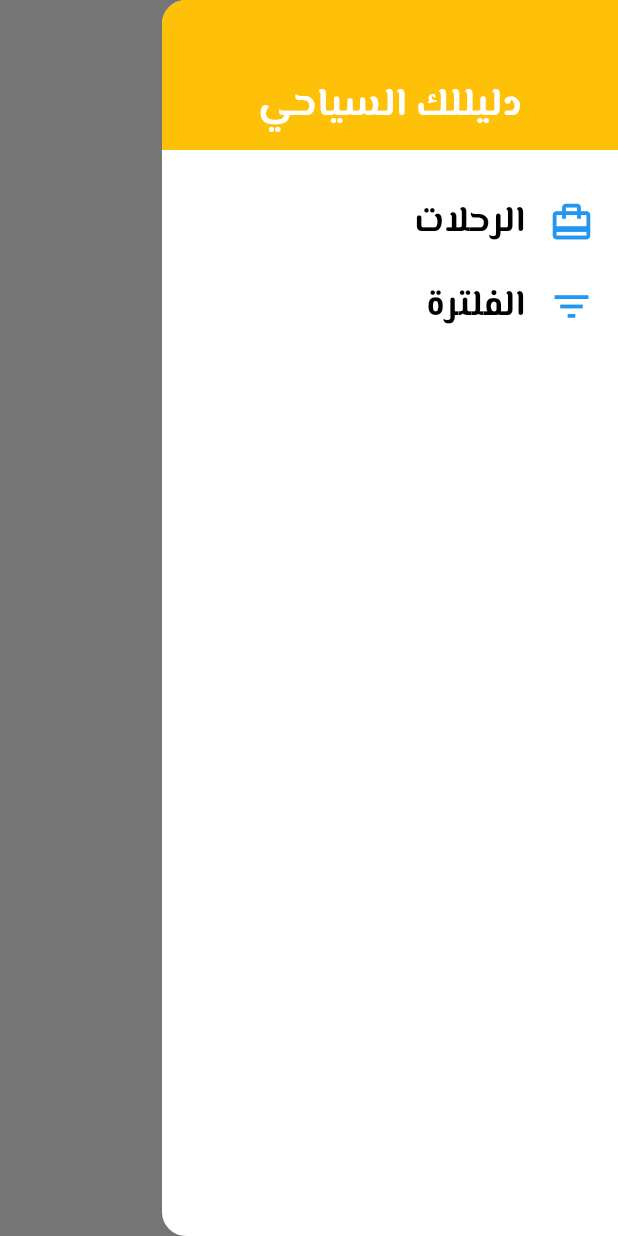
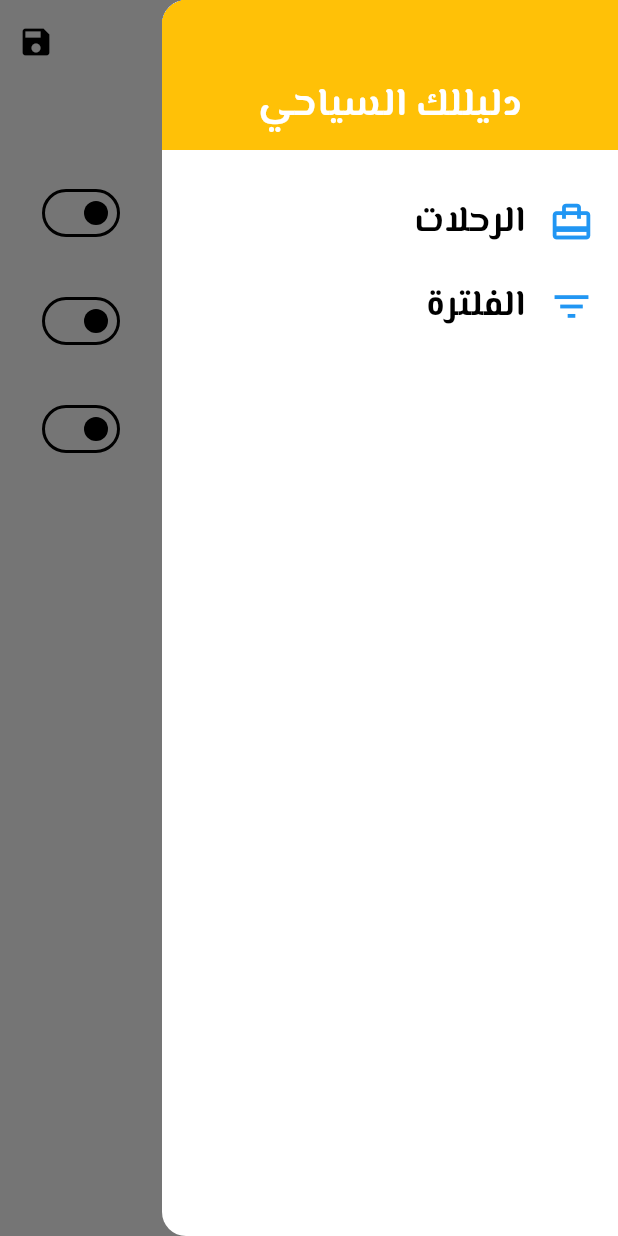
Before and after one commit to Ghaida-jaaisa/traveling_app, a Flutter app: the FiltersScreen screen opened by its route, with the side drawer open, on a phone screen of 412 x 824 dp. Run offline on Flutter 3.47's test engine with Material 3 defaults, Android fonts, the phone set to English and light mode, and no system bars; network calls fail.

Commit message:
filter page done

```diff
--- a/lib/main.dart
+++ b/lib/main.dart
@@ -1,19 +1,52 @@
 import 'package:flutter/material.dart';
+import 'package:traveling_app/app_data.dart';
 import 'package:traveling_app/screens/category_trips_screen.dart';
 import 'package:traveling_app/screens/filters_screen.dart';
 import 'package:traveling_app/screens/tabs_screen.dart';
 import 'package:traveling_app/screens/trip_details_screen.dart';
 import '/screens/categories_screen.dart';
 import 'package:flutter_localizations/flutter_localizations.dart';
+import './models/trip.dart';
 
 void main() {
-  runApp(const MyApp());
+  runApp(MyApp());
 }
 
-class MyApp extends StatelessWidget {
-  const MyApp({super.key});
+class MyApp extends StatefulWidget {
+  // const MyApp({super.key});
+  @override
+  State<MyApp> createState() => _MyAppState();
+}
 
+class _MyAppState extends State<MyApp> {
   // This widget is the root of your application.
+  Map<String, bool> _filters = {
+    'summer': false,
+    'winter': false,
+    'family': false,
+  };
+List<Trip> _availableTrips = Trips_data;
+
+
+  void _changeFilters(Map<String, bool> filterData) {
+    setState(() {
+      // Map = Map
+      _filters = filterData;
+      _availableTrips = Trips_data.where((trip) {
+        if(_filters['summer'] == true && trip.isInSummer != true) {
+          return false;
+        }
+        if(_filters['winter'] == true && trip.isInWinter != true) {
+          return false;
+        }
+        if(_filters['family'] == true && trip.isForFamilies != true) {
+          return false;
+        }
+        return true;
+      }).toList();
+    });
+  }
+
   @override
   Widget build(BuildContext context) {
     return MaterialApp(
@@ -48,9 +81,9 @@ class MyApp extends StatelessWidget {
       initialRoute: '/',
       routes: {
         '/': (ctx) => TabsScreen(), //default
-        CategoryTripsScreen.screenRoute: (ctx) => CategoryTripsScreen(),
+        CategoryTripsScreen.screenRoute: (ctx) => CategoryTripsScreen(_availableTrips),
         TripDetailsScreen.screenRoute: (ctx) => TripDetailsScreen(),
-        FiltersScreen.screenRoute: (ctx) => FiltersScreen(),
+        FiltersScreen.screenRoute: (ctx) => FiltersScreen(_changeFilters, _filters),
       },
     );
   }
--- a/lib/screens/filters_screen.dart
+++ b/lib/screens/filters_screen.dart
@@ -1,14 +1,101 @@
 import 'package:flutter/material.dart';
 import '../widgets/app_drawer.dart';
 
-class FiltersScreen extends StatelessWidget {
-  const FiltersScreen({super.key});
-static const screenRoute = '/filters' ;
+class FiltersScreen extends StatefulWidget {
+  final Function(Map<String, bool>) saveFilters;
+  final Map<String, bool> currentFilters;
+
+  static const screenRoute = '/filters';
+
+  FiltersScreen(this.saveFilters, this.currentFilters);
+  @override
+  State<FiltersScreen> createState() => _FiltersScreenState();
+}
+
+class _FiltersScreenState extends State<FiltersScreen> {
+  var _summer = false;
+  var _winter = false;
+  var _family = false;
+
+  SwitchListTile buildSwitchListTile(
+      String title,
+      String subTitle,
+      bool currentValue,
+      void Function(bool) updateValue,
+      ) {
+    return SwitchListTile(
+      title: Text(title),
+      subtitle: Text(subTitle),
+      value: currentValue,
+      onChanged: updateValue,
+    );
+  }
+
+  @override
+  void initState() {
+    super.initState();
+    _summer = widget.currentFilters['summer']!;
+    _winter = widget.currentFilters['winter']!;
+    _family = widget.currentFilters['family']!;
+  }
   @override
   Widget build(BuildContext context) {
     return Scaffold(
-  appBar: AppBar(title: Text('الفلترة'),),
-  drawer: AppDrawer(),
+      appBar: AppBar(title: Text('الفلترة'), actions: [
+        IconButton(
+          onPressed: () {
+            final selectedFilters = {
+              'summer': _summer,
+              'winter': _winter,
+              'family': _family,
+            };
+            widget.saveFilters(selectedFilters);
+          },
+          icon: Icon(Icons.save),
+        )
+      ]),
+      drawer: AppDrawer(),
+      body: Column(
+        children: [
+          Expanded(
+            child: ListView(
+              children: [
+                SizedBox(height: 50),
+                buildSwitchListTile(
+                  'الرحلات الصيفية',
+                  'اظهار الرحلات الصيفية فقط',
+                  _summer,
+                      (newValue) {
+                    setState(() {
+                      _summer = newValue;
+                    });
+                  },
+                ),
+                buildSwitchListTile(
+                  'الرحلات الشتوية',
+                  'اظهار الرحلات الشتوية فقط',
+                  _winter,
+                      (newValue) {
+                    setState(() {
+                      _winter = newValue;
+                    });
+                  },
+                ),
+                buildSwitchListTile(
+                  'الرحلات العائلية',
+                  'اظهار الرحلات العائلية فقط',
+                  _family,
+                      (newValue) {
+                    setState(() {
+                      _family = newValue;
+                    });
+                  },
+                ),
+              ],
+            ),
+          ),
+        ],
+      ),
     );
   }
 }
--- a/lib/screens/tabs_screen.dart
+++ b/lib/screens/tabs_screen.dart
@@ -1,6 +1,7 @@
 import 'package:flutter/material.dart';
 import 'package:traveling_app/screens/categories_screen.dart';
 import '../screens/favorites_screen.dart';
+import '../widgets/app_drawer.dart';
 
 class TabsScreen extends StatefulWidget {
   const TabsScreen({super.key});
@@ -32,9 +33,7 @@ class _TabsScreenState extends State<TabsScreen> {
   Widget build(BuildContext context) {
     return Scaffold(
       appBar: AppBar(title: Text(_screen[_selectedScreenIndex]['Title'])),
-      drawer: Drawer(
-
-      ),
+      drawer: AppDrawer(),
       body: _screen[_selectedScreenIndex]['Screen'],
       bottomNavigationBar: BottomNavigationBar(
         selectedItemColor: Theme.of(context).colorScheme.secondary,
```
Also changed, not shown: lib/screens/category_trips_screen.dart (+51 -32 lines), lib/screens/trip_details_screen.dart (+33 -31 lines), lib/widgets/trip_item.dart (+12 -4 lines).
